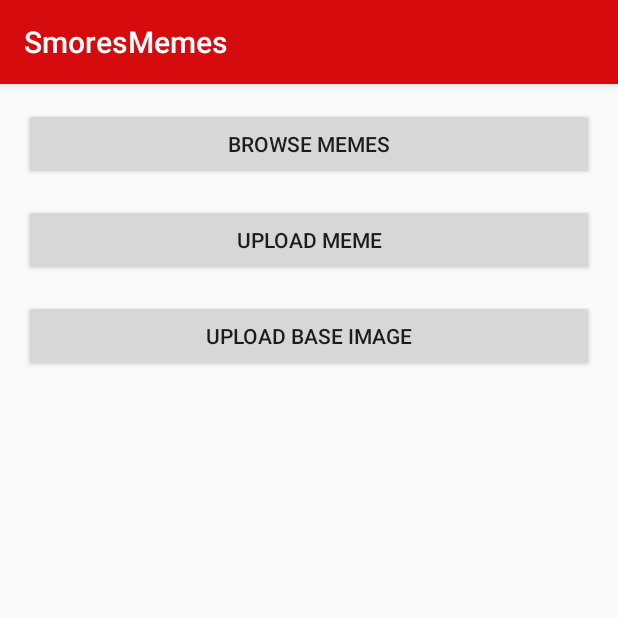
After one commit to Sebmansigh/SmoresMemes, an Android app: the MemeShareActivity screen opened directly, with no data from a screen before it, on a phone screen of 412 x 824 dp, the top half of it. The commit adds this screen. Run offline under Robolectric (Android 15) with nearby library versions, the phone set to English and light mode, and no system bars; Roboto replaces fonts that are not available here.

Commit message:
Did some refactoring.
Also implemented uploading of base images.

```diff
--- a/app/src/main/java/com/cs316/smoresmemes/ImageMod.java
+++ b/app/src/main/java/com/cs316/smoresmemes/ImageMod.java
@@ -35,7 +35,7 @@ final class ImageMod {
     public static byte[] getBitmapByteArray(Bitmap B) {
         Bitmap JPG = B.copy(B.getConfig(), false);
         ByteArrayOutputStream o = new ByteArrayOutputStream();
-        B.compress(Bitmap.CompressFormat.JPEG, 0, o);
+        B.compress(Bitmap.CompressFormat.JPEG, 90, o);
         return o.toByteArray();
     }
 
--- /dev/null
+++ b/app/src/main/res/layout/activity_meme_share.xml
@@ -0,0 +1,46 @@
+<?xml version="1.0" encoding="utf-8"?>
+<android.support.constraint.ConstraintLayout xmlns:android="http://schemas.android.com/apk/res/android"
+    xmlns:app="http://schemas.android.com/apk/res-auto"
+    xmlns:tools="http://schemas.android.com/tools"
+    android:layout_width="match_parent"
+    android:layout_height="match_parent"
+    tools:context="com.cs316.smoresmemes.MemeShare">
+
+    <Button
+        android:id="@+id/uploadBaseButton"
+        android:layout_width="0dp"
+        android:layout_height="wrap_content"
+        android:layout_marginEnd="16dp"
+        android:layout_marginStart="16dp"
+        android:layout_marginTop="16dp"
+        android:text="Upload Base Image"
+        app:layout_constraintHorizontal_bias="0.0"
+        app:layout_constraintLeft_toLeftOf="parent"
+        app:layout_constraintRight_toRightOf="parent"
+        app:layout_constraintTop_toBottomOf="@+id/uploadMemeButton" />
+
+    <Button
+        android:id="@+id/uploadMemeButton"
+        android:layout_width="0dp"
+        android:layout_height="wrap_content"
+        android:layout_marginEnd="16dp"
+        android:layout_marginStart="16dp"
+        android:layout_marginTop="16dp"
+        android:text="Upload Meme"
+        app:layout_constraintHorizontal_bias="1.0"
+        app:layout_constraintLeft_toLeftOf="parent"
+        app:layout_constraintRight_toRightOf="parent"
+        app:layout_constraintTop_toBottomOf="@+id/browseButton" />
+
+    <Button
+        android:id="@+id/browseButton"
+        android:layout_width="0dp"
+        android:layout_height="wrap_content"
+        android:layout_marginEnd="16dp"
+        android:layout_marginStart="16dp"
+        android:layout_marginTop="16dp"
+        android:text="Browse Memes"
+        app:layout_constraintLeft_toLeftOf="parent"
+        app:layout_constraintRight_toRightOf="parent"
+        app:layout_constraintTop_toTopOf="parent" />
+</android.support.constraint.ConstraintLayout>
```
Also changed, not shown: app/src/main/AndroidManifest.xml (+2 -10 lines), app/src/main/java/com/cs316/smoresmemes/CODES.java (added, +18 -0 lines), app/src/main/java/com/cs316/smoresmemes/ImageListActivity.java (+5 -3 lines), app/src/main/java/com/cs316/smoresmemes/MainActivity.java (+50 -47 lines), app/src/main/java/com/cs316/smoresmemes/MemeShareActivity.java (added, +142 -0 lines).
